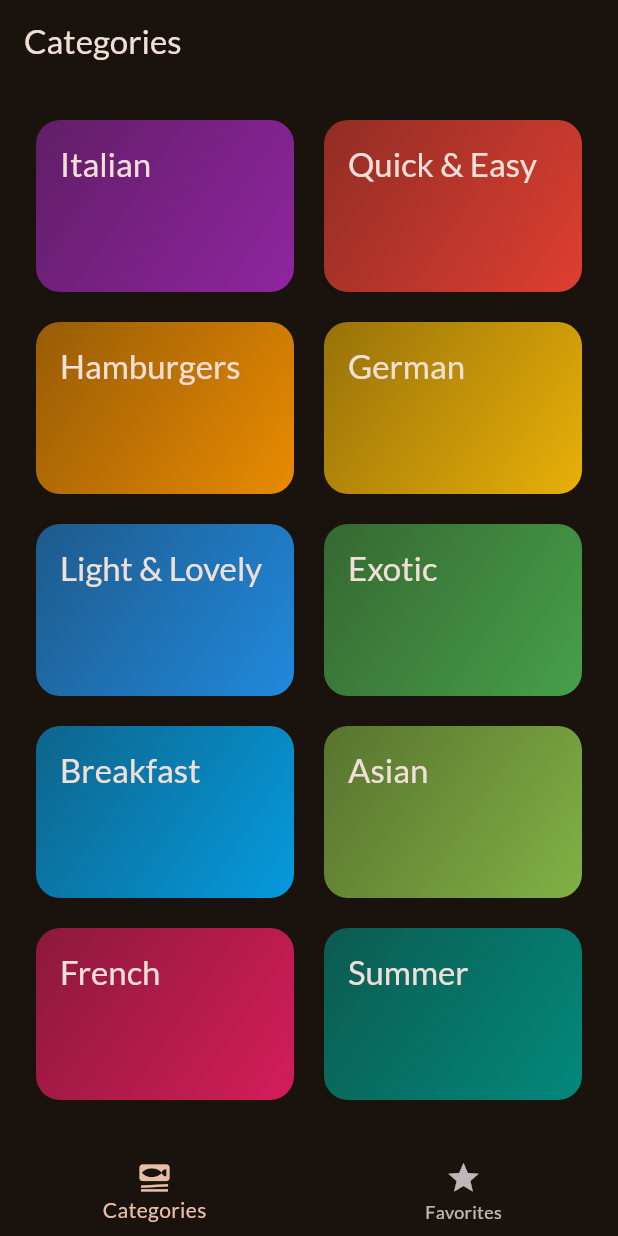
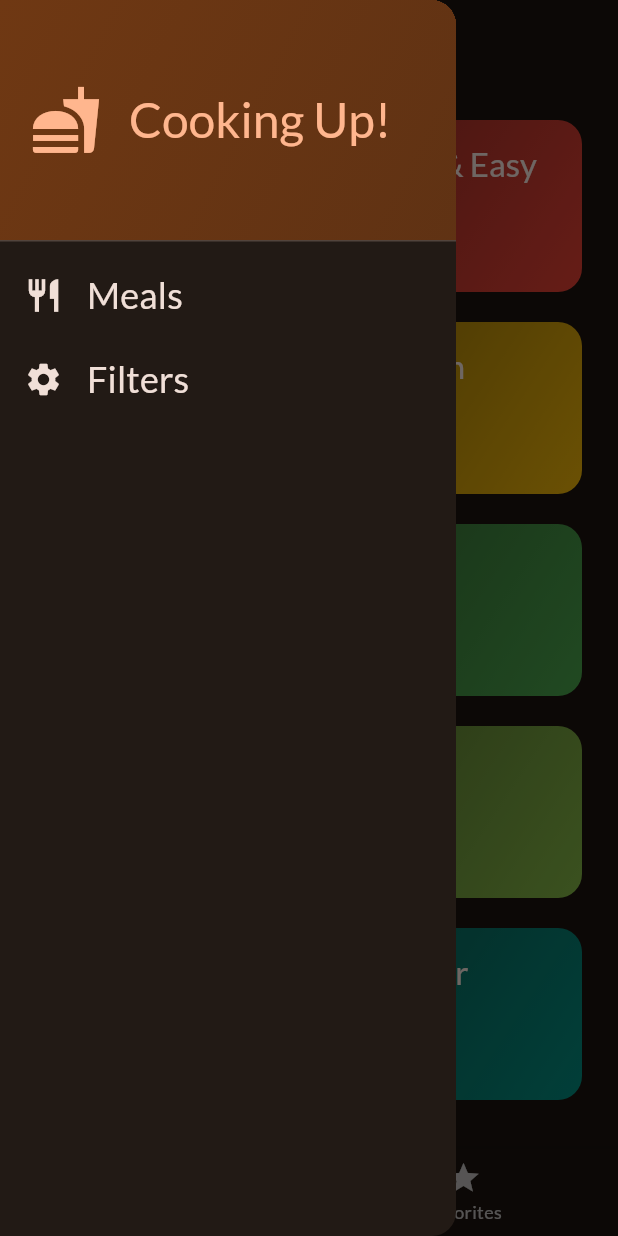
Before and after one commit to Roberto-Larivera/meals, a Flutter app: the screen it shows after launch, with the side drawer open (before the commit the screen has no drawer), on a phone screen of 412 x 824 dp. Run offline on Flutter 3.47's test engine with Material 3 defaults, Android fonts, the phone set to English and light mode, and no system bars; our stand-ins replace google_fonts, transparent_image.

Commit message:
Aggiunto drawer principale per la navigazione

```diff
--- a/lib/screens/tabs.dart
+++ b/lib/screens/tabs.dart
@@ -2,6 +2,7 @@ import 'package:flutter/material.dart';
 import 'package:meals/models/meal.dart';
 import 'package:meals/screens/categories.dart';
 import 'package:meals/screens/meals.dart';
+import 'package:meals/widgets/main_drawer.dart';
 
 class TabsScreen extends StatefulWidget {
   const TabsScreen({super.key});
@@ -65,6 +66,7 @@ class _TabsScreenState extends State<TabsScreen> {
         appBar: AppBar(
           title: Text(activeTitle),
         ),
+        drawer: const MainDrawer(),
         bottomNavigationBar: BottomNavigationBar(
           onTap: _selectPage,
           currentIndex: _selectedPageIndex,
--- /dev/null
+++ b/lib/widgets/main_drawer.dart
@@ -0,0 +1,69 @@
+import 'package:flutter/material.dart';
+
+class MainDrawer extends StatelessWidget {
+  const MainDrawer({super.key});
+
+  @override
+  Widget build(BuildContext context) {
+    return Drawer(
+      child: Column(children: [
+        DrawerHeader(
+          padding: const EdgeInsets.all(20),
+          decoration: BoxDecoration(
+            gradient: LinearGradient(
+              colors: [
+                Theme.of(context).colorScheme.primaryContainer,
+                Theme.of(context).colorScheme.primaryContainer.withOpacity(0.8),
+              ],
+              begin: Alignment.topLeft,
+              end: Alignment.bottomRight,
+            ),
+          ),
+          child: Row(
+            children: [
+              Icon(Icons.fastfood,
+                  size: 48, color: Theme.of(context).colorScheme.primary),
+              const SizedBox(width: 18),
+              Text(
+                'Cooking Up!',
+                style: Theme.of(context).textTheme.headlineLarge!.copyWith(
+                      color: Theme.of(context).colorScheme.primary,
+                    ),
+              ),
+            ],
+          ),
+        ),
+        ListTile(
+          leading: Icon(
+            Icons.restaurant,
+            size: 26,
+            color: Theme.of(context).colorScheme.onBackground,
+          ),
+          title: Text(
+            'Meals',
+            style: Theme.of(context).textTheme.titleSmall!.copyWith(
+                  color: Theme.of(context).colorScheme.onBackground,
+                  fontSize: 24,
+                ),
+          ),
+          onTap: () {},
+        ),
+        ListTile(
+          leading: Icon(
+            Icons.settings,
+            size: 26,
+            color: Theme.of(context).colorScheme.onBackground,
+          ),
+          title: Text(
+            'Filters',
+            style: Theme.of(context).textTheme.titleSmall!.copyWith(
+                  color: Theme.of(context).colorScheme.onBackground,
+                  fontSize: 24,
+                ),
+          ),
+          onTap: () {},
+        ),
+      ]),
+    );
+  }
+}
```
